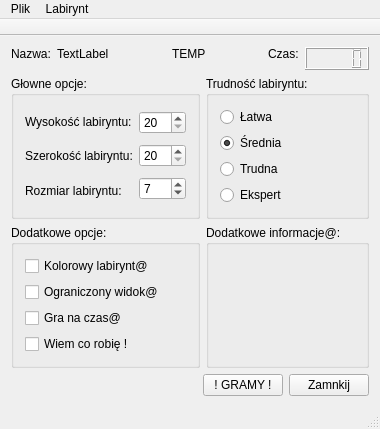
289698/GenerowanieLabiryntu, file mainwindow.ui: the form before one commit.
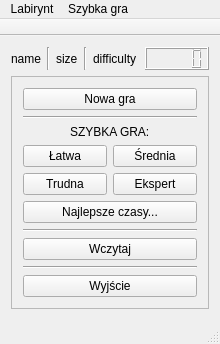
The form after the commit.

Patch:
```diff
--- a/mainwindow.ui
+++ b/mainwindow.ui
@@ -6,53 +6,54 @@
    <rect>
     <x>0</x>
     <y>0</y>
-    <width>360</width>
-    <height>411</height>
+    <width>220</width>
+    <height>344</height>
    </rect>
   </property>
   <property name="windowTitle">
    <string>MainWindow</string>
   </property>
   <widget class="QWidget" name="centralWidget">
-   <layout class="QVBoxLayout" name="verticalLayout_6">
+   <layout class="QVBoxLayout" name="verticalLayout_2">
     <item>
-     <layout class="QHBoxLayout" name="horizontalLayout_4">
-      <item alignment="Qt::AlignTop">
-       <widget class="QLabel" name="label_textName">
-        <property name="text">
-         <string>Nazwa:</string>
-        </property>
-       </widget>
-      </item>
-      <item alignment="Qt::AlignTop">
+     <layout class="QHBoxLayout" name="horizontalLayout">
+      <item>
        <widget class="QLabel" name="label_name">
         <property name="text">
-         <string>TextLabel</string>
+         <string>name</string>
         </property>
        </widget>
       </item>
       <item>
-       <spacer name="horizontalSpacer_3">
+       <widget class="Line" name="line">
         <property name="orientation">
-         <enum>Qt::Horizontal</enum>
+         <enum>Qt::Vertical</enum>
         </property>
-        <property name="sizeHint" stdset="0">
-         <size>
-          <width>40</width>
-          <height>20</height>
-         </size>
+       </widget>
+      </item>
+      <item>
+       <widget class="QLabel" name="label_size">
+        <property name="text">
+         <string>size</string>
         </property>
-       </spacer>
+       </widget>
       </item>
-      <item alignment="Qt::AlignTop">
-       <widget class="QLabel" name="label_header">
+      <item>
+       <widget class="Line" name="line_2">
+        <property name="orientation">
+         <enum>Qt::Vertical</enum>
+        </property>
+       </widget>
+      </item>
+      <item>
+       <widget class="QLabel" name="label_difficulty">
         <property name="text">
-         <string>TEMP</string>
+         <string>difficulty</string>
         </property>
        </widget>
       </item>
       <item>
-       <spacer name="horizontalSpacer_2">
+       <spacer name="horizontalSpacer">
         <property name="orientation">
          <enum>Qt::Horizontal</enum>
         </property>
@@ -65,220 +66,135 @@
        </spacer>
       </item>
       <item>
-       <layout class="QHBoxLayout" name="horizontalLayout_3">
-        <item alignment="Qt::AlignTop">
-         <widget class="QLabel" name="label_seconds">
-          <property name="text">
-           <string>Czas:</string>
-          </property>
-         </widget>
-        </item>
-        <item alignment="Qt::AlignTop">
-         <widget class="QLCDNumber" name="lcd_time"/>
-        </item>
-       </layout>
+       <widget class="QLCDNumber" name="lcd_time"/>
       </item>
      </layout>
     </item>
     <item>
-     <layout class="QGridLayout" name="gridLayout">
-      <item row="0" column="0">
-       <widget class="QGroupBox" name="groupBox_main">
-        <property name="title">
-         <string>Głowne opcje:</string>
-        </property>
-        <layout class="QHBoxLayout" name="horizontalLayout">
-         <item>
-          <layout class="QVBoxLayout" name="verticalLayout_4">
-           <item>
-            <widget class="QLabel" name="label_height">
-             <property name="text">
-              <string>Wysokość labiryntu:</string>
-             </property>
-            </widget>
-           </item>
-           <item>
-            <widget class="QLabel" name="label_width">
-             <property name="text">
-              <string>Szerokość labiryntu:</string>
-             </property>
-            </widget>
-           </item>
-           <item>
-            <widget class="QLabel" name="label_size">
-             <property name="text">
-              <string>Rozmiar labiryntu:</string>
-             </property>
-            </widget>
-           </item>
-          </layout>
-         </item>
-         <item>
-          <layout class="QVBoxLayout" name="verticalLayout_3">
-           <item>
-            <widget class="QSpinBox" name="spinBox_height">
-             <property name="minimum">
-              <number>20</number>
-             </property>
-             <property name="maximum">
-              <number>100</number>
-             </property>
-             <property name="singleStep">
-              <number>5</number>
-             </property>
-            </widget>
-           </item>
-           <item>
-            <widget class="QSpinBox" name="spinBox_width">
-             <property name="minimum">
-              <number>20</number>
-             </property>
-             <property name="maximum">
-              <number>100</number>
-             </property>
-             <property name="singleStep">
-              <number>5</number>
-             </property>
-            </widget>
-           </item>
-           <item>
-            <widget class="QSpinBox" name="spinBox_size">
-             <property name="minimum">
-              <number>3</number>
-             </property>
-             <property name="maximum">
-              <number>20</number>
-             </property>
-             <property name="singleStep">
-              <number>1</number>
-             </property>
-             <property name="value">
-              <number>7</number>
-             </property>
-            </widget>
-           </item>
-          </layout>
-         </item>
-        </layout>
-       </widget>
-      </item>
-      <item row="0" column="1">
-       <widget class="QGroupBox" name="groupBox_difficulty">
-        <property name="title">
-         <string>Trudność labiryntu:</string>
-        </property>
-        <layout class="QVBoxLayout" name="verticalLayout">
-         <item>
-          <widget class="QRadioButton" name="radioButton_Easy">
+     <spacer name="verticalSpacer">
+      <property name="orientation">
+       <enum>Qt::Vertical</enum>
+      </property>
+      <property name="sizeHint" stdset="0">
+       <size>
+        <width>20</width>
+        <height>40</height>
+       </size>
+      </property>
+     </spacer>
+    </item>
+    <item>
+     <widget class="QFrame" name="frame">
+      <property name="frameShape">
+       <enum>QFrame::StyledPanel</enum>
+      </property>
+      <property name="frameShadow">
+       <enum>QFrame::Raised</enum>
+      </property>
+      <layout class="QVBoxLayout" name="verticalLayout">
+       <item>
+        <widget class="QPushButton" name="pushButton_new">
+         <property name="text">
+          <string>Nowa gra</string>
+         </property>
+        </widget>
+       </item>
+       <item>
+        <widget class="Line" name="line_5">
+         <property name="orientation">
+          <enum>Qt::Horizontal</enum>
+         </property>
+        </widget>
+       </item>
+       <item alignment="Qt::AlignHCenter">
+        <widget class="QLabel" name="label">
+         <property name="text">
+          <string>SZYBKA GRA:</string>
+         </property>
+        </widget>
+       </item>
+       <item>
+        <layout class="QGridLayout" name="gridLayout">
+         <item row="0" column="0">
+          <widget class="QPushButton" name="pushButton_easy">
            <property name="text">
             <string>Łatwa</string>
            </property>
           </widget>
          </item>
-         <item>
-          <widget class="QRadioButton" name="radioButton_Medium">
+         <item row="0" column="1">
+          <widget class="QPushButton" name="pushButton_medium">
            <property name="text">
             <string>Średnia</string>
            </property>
-           <property name="checked">
-            <bool>true</bool>
-           </property>
           </widget>
          </item>
-         <item>
-          <widget class="QRadioButton" name="radioButton_Hard">
+         <item row="1" column="0">
+          <widget class="QPushButton" name="pushButton_hard">
            <property name="text">
             <string>Trudna</string>
            </property>
           </widget>
          </item>
-         <item>
-          <widget class="QRadioButton" name="radioButton_Expert">
+         <item row="1" column="1">
+          <widget class="QPushButton" name="pushButton_expert">
            <property name="text">
             <string>Ekspert</string>
            </property>
           </widget>
          </item>
         </layout>
-       </widget>
-      </item>
-      <item row="1" column="0">
-       <widget class="QGroupBox" name="groupBox_options">
-        <property name="title">
-         <string>Dodatkowe opcje:</string>
-        </property>
-        <layout class="QVBoxLayout" name="verticalLayout_2">
-         <item>
-          <widget class="QCheckBox" name="checkBox_colour">
-           <property name="text">
-            <string>Kolorowy labirynt@</string>
-           </property>
-          </widget>
-         </item>
-         <item>
-          <widget class="QCheckBox" name="checkBox_reducedView">
-           <property name="text">
-            <string>Ograniczony widok@</string>
-           </property>
-          </widget>
-         </item>
-         <item>
-          <widget class="QCheckBox" name="checkBox_time">
-           <property name="text">
-            <string>Gra na czas@</string>
-           </property>
-          </widget>
-         </item>
-         <item>
-          <widget class="QCheckBox" name="checkBox_superUser">
-           <property name="text">
-            <string>Wiem co robię !</string>
-           </property>
-          </widget>
-         </item>
-        </layout>
-       </widget>
-      </item>
-      <item row="1" column="1">
-       <widget class="QGroupBox" name="groupBox_text">
-        <property name="title">
-         <string>Dodatkowe informacje@:</string>
-        </property>
-        <layout class="QVBoxLayout" name="verticalLayout_5"/>
-       </widget>
-      </item>
-     </layout>
+       </item>
+       <item>
+        <widget class="QPushButton" name="pushButton_leader">
+         <property name="text">
+          <string>Najlepsze czasy...</string>
+         </property>
+        </widget>
+       </item>
+       <item>
+        <widget class="Line" name="line_4">
+         <property name="orientation">
+          <enum>Qt::Horizontal</enum>
+         </property>
+        </widget>
+       </item>
+       <item>
+        <widget class="QPushButton" name="pushButton_load">
+         <property name="text">
+          <string>Wczytaj</string>
+         </property>
+        </widget>
+       </item>
+       <item>
+        <widget class="Line" name="line_3">
+         <property name="orientation">
+          <enum>Qt::Horizontal</enum>
+         </property>
+        </widget>
+       </item>
+       <item>
+        <widget class="QPushButton" name="pushButton_exit">
+         <property name="text">
+          <string>Wyjście</string>
+         </property>
+        </widget>
+       </item>
+      </layout>
+     </widget>
     </item>
     <item>
-     <layout class="QHBoxLayout" name="horizontalLayout_2">
-      <item>
-       <spacer name="horizontalSpacer">
-        <property name="orientation">
-         <enum>Qt::Horizontal</enum>
-        </property>
-        <property name="sizeHint" stdset="0">
-         <size>
-          <width>40</width>
-          <height>20</height>
-         </size>
-        </property>
-       </spacer>
-      </item>
-      <item>
-       <widget class="QPushButton" name="pushButton_play">
-        <property name="text">
-         <string>! GRAMY !</string>
-        </property>
-       </widget>
-      </item>
-      <item>
-       <widget class="QPushButton" name="pb_Cancel">
-        <property name="text">
-         <string>Zamnkij</string>
-        </property>
-       </widget>
-      </item>
-     </layout>
+     <spacer name="verticalSpacer_2">
+      <property name="orientation">
+       <enum>Qt::Vertical</enum>
+      </property>
+      <property name="sizeHint" stdset="0">
+       <size>
+        <width>20</width>
+        <height>63</height>
+       </size>
+      </property>
+     </spacer>
     </item>
    </layout>
   </widget>
@@ -290,13 +206,13 @@
     <rect>
      <x>0</x>
      <y>0</y>
-     <width>360</width>
+     <width>220</width>
      <height>20</height>
     </rect>
    </property>
    <widget class="QMenu" name="menuGame">
     <property name="title">
-     <string>Labirynt</string>
+     <string>Szybka gra</string>
     </property>
     <addaction name="actionEasy"/>
     <addaction name="actionMedium"/>
@@ -307,7 +223,7 @@
    </widget>
    <widget class="QMenu" name="menuFile">
     <property name="title">
-     <string>Plik</string>
+     <string>Labirynt</string>
     </property>
     <addaction name="actionNew"/>
     <addaction name="actionOpen"/>
```
Left out of the diff: 28 changed lines with no effect on the pictures.
